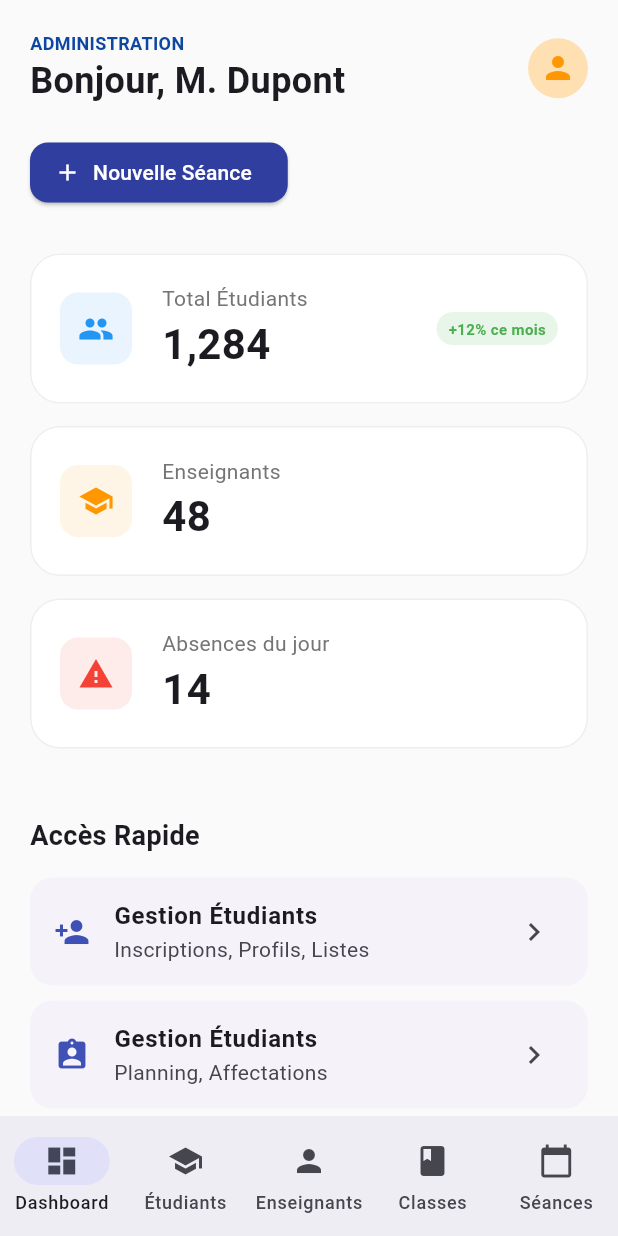
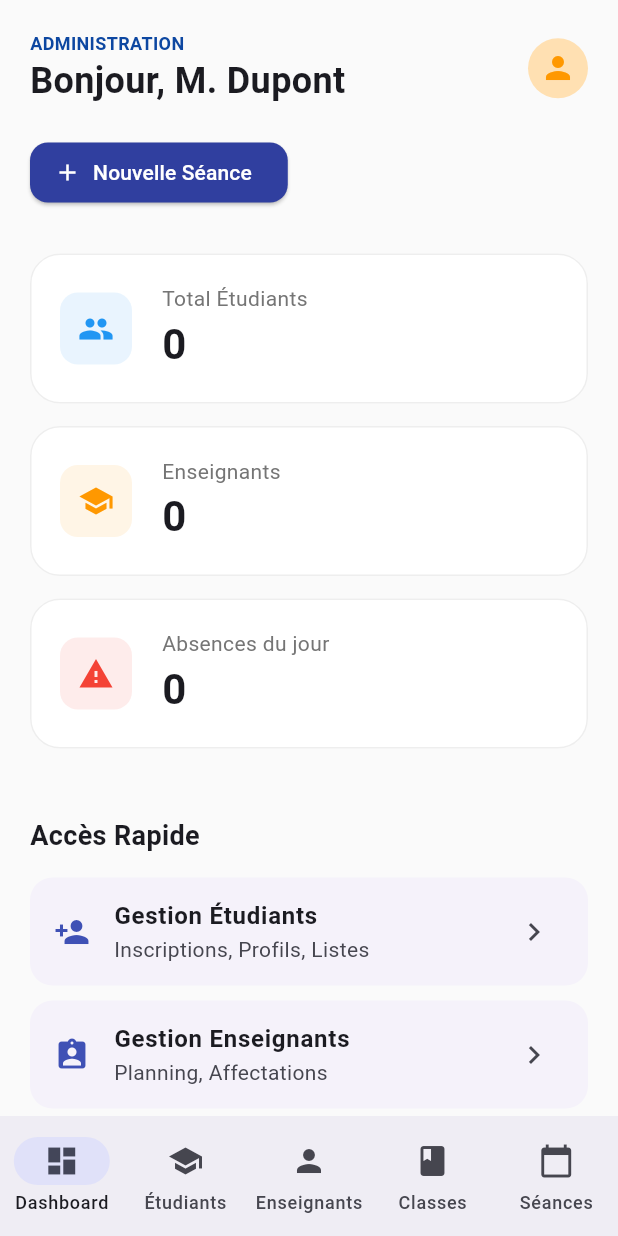
Before and after one commit to jbuguy/gest_absence_frontend, a Flutter app: the screen it shows after launch, on a phone screen of 412 x 824 dp. Run offline on Flutter 3.47's test engine with Material 3 defaults, Android fonts, the light colour scheme and no system bars; our stand-ins replace google_fonts; network calls fail.

Commit message:
lié a la basela page admin

```diff
--- a/lib/screens/admin/admin_home.dart
+++ b/lib/screens/admin/admin_home.dart
@@ -3,8 +3,12 @@ import 'etudiants_screen.dart';
 import 'enseignants_screen.dart';
 import 'classes_screen.dart';
 import 'seances_screen.dart';
+import 'dart:convert';
+import 'package:http/http.dart' as http;
 
 class AdminHome extends StatefulWidget {
+  const AdminHome({super.key});
+
   @override
   _AdminHomeState createState() => _AdminHomeState();
 }
@@ -12,26 +16,63 @@ class AdminHome extends StatefulWidget {
 class _AdminHomeState extends State<AdminHome> {
   int _selectedIndex = 0;
 
-  // Liste des écrans pour la navigation
-  final List<Widget> _screens = [
-    AdminDashboardContent(), // Le contenu visuel que vous avez envoyé
-    EtudiantsScreen(),
-    EnseignantsScreen(),
-    ClassesScreen(),
-    SeancesScreen(),
-  ];
+  // Initialisation des stats avec des valeurs par défaut
+  Map<String, dynamic> stats = {
+    "total_etudiants": "0",
+    "total_enseignants": "0",
+    "absences_jour": "0"
+  };
+
+  bool isLoading = true;
+
+  @override
+  void initState() {
+    super.initState();
+    fetchStats();
+  }
+
+  Future<void> fetchStats() async {
+    try {
+      final response = await http.get(Uri.parse('http://10.0.2.2/gest_absence_api/admin/stats.php'));
+
+      if (response.statusCode == 200) {
+        final data = json.decode(response.body);
+        setState(() {
+          stats = {
+            "total_etudiants": data['total_etudiants'].toString(),
+            "total_enseignants": data['total_enseignants'].toString(),
+            "absences_jour": data['absences_jour'].toString(),
+          };
+          isLoading = false;
+        });
+      }
+    } catch (e) {
+      print("Erreur stats: $e");
+      setState(() => isLoading = false);
+    }
+  }
 
   @override
   Widget build(BuildContext context) {
+    // On prépare la liste des écrans ici pour pouvoir passer les stats au Dashboard
+    final List<Widget> _screens = [
+      AdminDashboardContent(
+        stats: stats, // On passe les données réelles ici
+        onNavigate: (index) {
+          setState(() => _selectedIndex = index);
+        },
+      ),
+      const EtudiantsScreen(),
+      const EnseignantsScreen(),
+      const ClassesScreen(),
+      const SeancesScreen(),
+    ];
+
     return Scaffold(
       backgroundColor: Colors.grey[50],
-      body: _selectedIndex == 0
-          ? AdminDashboardContent(onNavigate: (index) {
-              setState(() => _selectedIndex = index);
-            })
-          : _screens[_selectedIndex],
+      body: _screens[_selectedIndex],
       bottomNavigationBar: NavigationBar(
-        selectedIndex: _selectedIndex > 4 ? 0 : _selectedIndex,
+        selectedIndex: _selectedIndex,
         onDestinationSelected: (int index) {
           setState(() {
             _selectedIndex = index;
@@ -51,18 +92,18 @@ class _AdminHomeState extends State<AdminHome> {
 
 class AdminDashboardContent extends StatelessWidget {
   final Function(int)? onNavigate;
+  final Map<String, dynamic> stats; // Ajout pour recevoir les stats
 
-  AdminDashboardContent({this.onNavigate});
+  const AdminDashboardContent({super.key, this.onNavigate, required this.stats});
 
   @override
   Widget build(BuildContext context) {
     return SafeArea(
       child: SingleChildScrollView(
-        padding: EdgeInsets.all(20),
+        padding: const EdgeInsets.all(20),
         child: Column(
           crossAxisAlignment: CrossAxisAlignment.start,
           children: [
-            // Header: Bonjour M. Dupont
             Row(
               mainAxisAlignment: MainAxisAlignment.spaceBetween,
               children: [
@@ -70,58 +111,38 @@ class AdminDashboardContent extends StatelessWidget {
                   crossAxisAlignment: CrossAxisAlignment.start,
                   children: [
                     Text("ADMINISTRATION", style: TextStyle(color: Colors.blue[900], fontWeight: FontWeight.bold, fontSize: 12)),
-                    Text("Bonjour, M. Dupont", style: TextStyle(fontSize: 24, fontWeight: FontWeight.bold)),
+                    const Text("Bonjour, M. Dupont", style: TextStyle(fontSize: 24, fontWeight: FontWeight.bold)),
                   ],
                 ),
-                CircleAvatar(backgroundColor: Colors.orange[100], child: Icon(Icons.person, color: Colors.orange)),
+                CircleAvatar(backgroundColor: Colors.orange[100], child: const Icon(Icons.person, color: Colors.orange)),
               ],
             ),
-            SizedBox(height: 20),
+            const SizedBox(height: 20),
 
-            // Bouton Nouvelle Séance
             ElevatedButton.icon(
-              onPressed: () => onNavigate?.call(4), // Redirige vers Séances
-              icon: Icon(Icons.add),
-              label: Text("Nouvelle Séance"),
+              onPressed: () => onNavigate?.call(4),
+              icon: const Icon(Icons.add),
+              label: const Text("Nouvelle Séance"),
               style: ElevatedButton.styleFrom(
                 backgroundColor: Colors.indigo[700],
                 foregroundColor: Colors.white,
                 shape: RoundedRectangleBorder(borderRadius: BorderRadius.circular(12)),
               ),
             ),
-            SizedBox(height: 30),
+            const SizedBox(height: 30),
 
-            // Cartes de statistiques (Total Étudiants, etc.)
-            _buildStatCard("Total Étudiants", "1,284", Icons.group, Colors.blue, "+12% ce mois"),
-            _buildStatCard("Enseignants", "48", Icons.school, Colors.orange, null),
-            _buildStatCard("Absences du jour", "14", Icons.warning, Colors.red, null),
+            // UTILISATION DES DONNÉES RÉELLES ICI
+            _buildStatCard("Total Étudiants", stats['total_etudiants'], Icons.group, Colors.blue, null),
+            _buildStatCard("Enseignants", stats['total_enseignants'], Icons.school, Colors.orange, null),
+            _buildStatCard("Absences du jour", stats['absences_jour'], Icons.warning, Colors.red, null),
 
-            SizedBox(height: 30),
-            Text("Accès Rapide", style: TextStyle(fontSize: 18, fontWeight: FontWeight.bold)),
-            SizedBox(height: 15),
+            const SizedBox(height: 30),
+            const Text("Accès Rapide", style: TextStyle(fontSize: 18, fontWeight: FontWeight.bold)),
+            const SizedBox(height: 15),
 
-            // Boutons d'accès rapide (Gestion Étudiants, Enseignants, Planning)
-            _buildQuickAccessItem(
-              context,
-              "Gestion Étudiants",
-              "Inscriptions, Profils, Listes",
-              Icons.person_add,
-              () => onNavigate?.call(1)
-            ),
-            _buildQuickAccessItem(
-              context,
-              "Gestion Enseignants",
-              "Planning, Affectations",
-              Icons.assignment_ind,
-              () => onNavigate?.call(2)
-            ),
-            _buildQuickAccessItem(
-              context,
-              "Planning des Séances",
-              "Calendrier académique",
-              Icons.calendar_month,
-              () => onNavigate?.call(4)
-            ),
+            _buildQuickAccessItem(context, "Gestion Étudiants", "Inscriptions, Profils, Listes", Icons.person_add, () => onNavigate?.call(1)),
+            _buildQuickAccessItem(context, "Gestion Enseignants", "Planning, Affectations", Icons.assignment_ind, () => onNavigate?.call(2)),
+            _buildQuickAccessItem(context, "Planning des Séances", "Calendrier académique", Icons.calendar_month, () => onNavigate?.call(4)),
           ],
         ),
       ),
@@ -133,34 +154,27 @@ class AdminDashboardContent extends StatelessWidget {
       elevation: 0,
       color: Colors.white,
       shape: RoundedRectangleBorder(borderRadius: BorderRadius.circular(20), side: BorderSide(color: Colors.grey[200]!)),
-      margin: EdgeInsets.only(bottom: 15),
+      margin: const EdgeInsets.only(bottom: 15),
       child: Padding(
-        padding: EdgeInsets.all(20),
+        padding: const EdgeInsets.all(20),
         child: Row(
           children: [
             Container(
-              padding: EdgeInsets.all(12),
-// Remplacez la ligne de décoration par celle-ci :
-decoration: BoxDecoration(
-  color: color.withValues(alpha: 0.1), // Correction pour 'withOpacity'
-  borderRadius: BorderRadius.circular(12),
-),              child: Icon(icon, color: color),
+              padding: const EdgeInsets.all(12),
+              decoration: BoxDecoration(
+                color: color.withValues(alpha: 0.1),
+                borderRadius: BorderRadius.circular(12),
+              ),
+              child: Icon(icon, color: color),
             ),
-            SizedBox(width: 20),
+            const SizedBox(width: 20),
             Column(
               crossAxisAlignment: CrossAxisAlignment.start,
               children: [
                 Text(title, style: TextStyle(color: Colors.grey[600])),
-                Text(value, style: TextStyle(fontSize: 28, fontWeight: FontWeight.bold)),
+                Text(value, style: const TextStyle(fontSize: 28, fontWeight: FontWeight.bold)),
               ],
             ),
-            Spacer(),
-            if (trend != null)
-              Container(
-                padding: EdgeInsets.symmetric(horizontal: 8, vertical: 4),
-                decoration: BoxDecoration(color: Colors.green[50], borderRadius: BorderRadius.circular(20)),
-                child: Text(trend, style: TextStyle(color: Colors.green, fontSize: 10, fontWeight: FontWeight.bold)),
-              )
           ],
         ),
       ),
@@ -170,16 +184,13 @@ decoration: BoxDecoration(
   Widget _buildQuickAccessItem(BuildContext context, String title, String subtitle, IconData icon, VoidCallback onTap) {
     return Card(
       elevation: 0,
-      margin: EdgeInsets.only(bottom: 10),
+      margin: const EdgeInsets.only(bottom: 10),
       shape: RoundedRectangleBorder(borderRadius: BorderRadius.circular(15)),
       child: ListTile(
         leading: Icon(icon, color: Colors.indigo),
-        title:Text(
-  "Gestion Étudiants",
-  style: TextStyle(fontWeight: FontWeight.bold) // Le FontWeight doit être dans un TextStyle
-),
+        title: Text(title, style: const TextStyle(fontWeight: FontWeight.bold)),
         subtitle: Text(subtitle),
-        trailing: Icon(Icons.chevron_right),
+        trailing: const Icon(Icons.chevron_right),
         onTap: onTap,
       ),
     );
```
